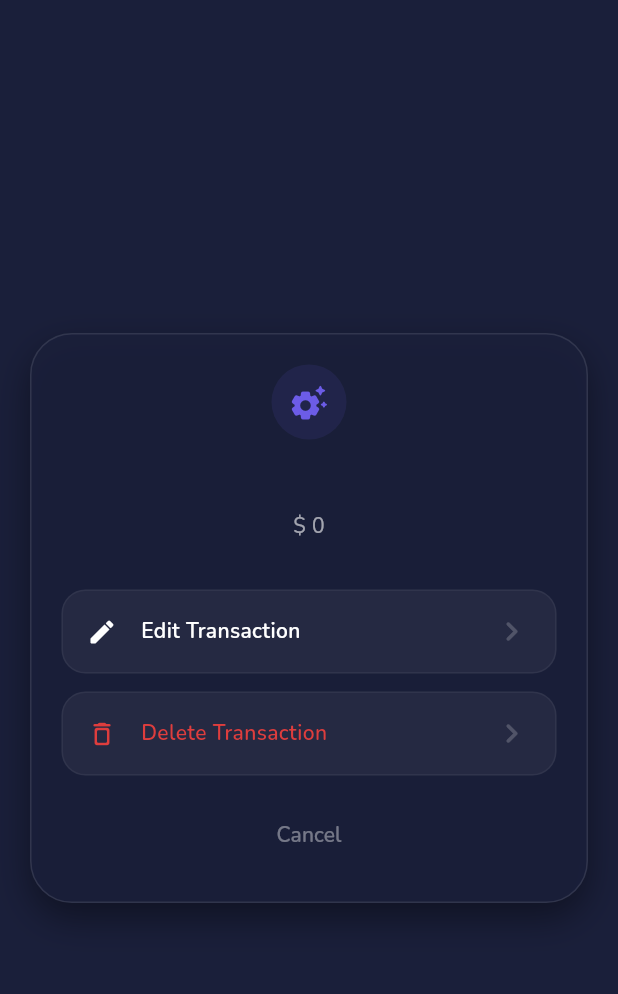
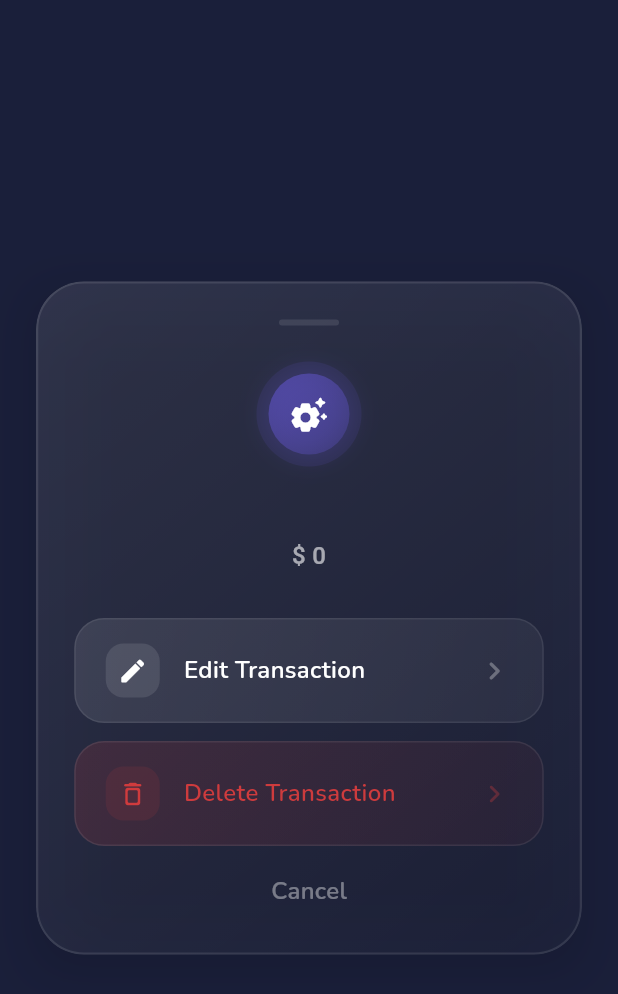
Before and after one commit to ZunairaMughal24/PersonaL_finance_tracker, a Flutter app: the TransactionActionDialog widget shown alone on an empty page, opened directly with empty values, on a phone screen of 412 x 824 dp. Shown: the top 994 px of the screen. Run offline on Flutter 3.47's test engine with Material 3 defaults, Android fonts, the phone set to English and light mode, and no system bars; our stand-ins replace fl_chart, go_router, google_fonts, hive, hive_flutter; accounts and stored records are empty; network calls fail; Roboto replaces fonts that are missing (Geologica).

Commit message:
refine transaction UI and interaction polish

```diff
--- a/lib/core/themes/textTheme_extention.dart
+++ b/lib/core/themes/textTheme_extention.dart
@@ -17,9 +17,16 @@ extension TextThemeExtension on Text {
     overflow: overflow,
   );
 
-  Text h2({Color? color, FontWeight weight = FontWeight.w700}) => Text(
+  Text h2({
+    Color? color,
+    FontWeight weight = FontWeight.w700,
+    double? fontSize,
+  }) => Text(
     data!,
-    style: AppTextTheme.h2(color: color, weight: weight),
+    style: AppTextTheme.h2(
+      color: color,
+      weight: weight,
+    ).copyWith(fontSize: fontSize),
     textAlign: textAlign,
     maxLines: maxLines,
     overflow: overflow,
@@ -65,9 +72,18 @@ extension TextThemeExtension on Text {
     overflow: overflow,
   );
 
-  Text labelLarge({Color? color, FontWeight weight = FontWeight.w500}) => Text(
+  Text labelLarge({
+    Color? color,
+    FontWeight weight = FontWeight.w500,
+    double? fontSize,
+    double? letterSpacing,
+  }) => Text(
     data!,
-    style: AppTextTheme.body(color: color, weight: weight, fontSize: 14),
+    style: AppTextTheme.body(
+      color: color,
+      weight: weight,
+      fontSize: fontSize ?? 14,
+    ).copyWith(letterSpacing: letterSpacing),
     textAlign: textAlign,
     maxLines: maxLines,
     overflow: overflow,
--- a/lib/widgets/app_background.dart
+++ b/lib/widgets/app_background.dart
@@ -185,6 +185,21 @@ class AppBackground extends StatelessWidget {
             ),
           ),
         ),
+        // Add subtle premium accents
+        Positioned(
+          top: -50,
+          left: -50,
+          child: _GlowBlob(
+            color: AppColors.primaryColor,
+            opacity: 0.15,
+            blur: 150,
+          ),
+        ),
+        Positioned(
+          bottom: 100,
+          right: -80,
+          child: _GlowBlob(color: AppColors.accent, opacity: 0.07, blur: 120),
+        ),
       ],
     );
   }
--- a/lib/widgets/transaction/transaction_action_dialog.dart
+++ b/lib/widgets/transaction/transaction_action_dialog.dart
@@ -3,6 +3,7 @@ import 'package:flutter/material.dart';
 import 'package:personal_finance_tracker/core/constants/appColors.dart';
 import 'package:personal_finance_tracker/core/utils/currency_utils.dart';
 import 'package:personal_finance_tracker/core/themes/textTheme_extention.dart';
+import 'package:personal_finance_tracker/widgets/glass_container.dart';
 
 class TransactionActionDialog extends StatelessWidget {
   final VoidCallback onEdit;
@@ -21,54 +22,91 @@ class TransactionActionDialog extends StatelessWidget {
   @override
   Widget build(BuildContext context) {
     return BackdropFilter(
-      filter: ImageFilter.blur(sigmaX: 10, sigmaY: 10),
+      filter: ImageFilter.blur(sigmaX: 12, sigmaY: 12),
       child: Dialog(
         backgroundColor: Colors.transparent,
-        insetPadding: const EdgeInsets.symmetric(horizontal: 20),
-        child: Container(
-          padding: const EdgeInsets.all(20),
-          decoration: BoxDecoration(
-            color: AppColors.surface.withOpacity(0.9),
-            borderRadius: BorderRadius.circular(28),
-            border: Border.all(
-              color: AppColors.white.withOpacity(0.1),
-              width: 1,
-            ),
-            boxShadow: [
-              BoxShadow(
-                color: Colors.black.withOpacity(0.4),
-                blurRadius: 20,
-                offset: const Offset(0, 10),
-              ),
-            ],
-          ),
+        insetPadding: const EdgeInsets.symmetric(horizontal: 24),
+        child: GlassContainer(
+          borderRadius: 32,
+          blur: 25,
+          borderOpacity: 0.1,
+          padding: const EdgeInsets.all(24),
           child: Column(
             mainAxisSize: MainAxisSize.min,
             children: [
+              // Pull handle-like indicator for modern feel
               Container(
-                width: 50,
-                height: 50,
+                width: 40,
+                height: 4,
+                decoration: BoxDecoration(
+                  color: Colors.white.withOpacity(0.1),
+                  borderRadius: BorderRadius.circular(2),
+                ),
+              ),
+              const SizedBox(height: 24),
+
+              // Icon Cluster
+              Stack(
+                alignment: Alignment.center,
+                children: [
+                  Container(
+                    width: 70,
+                    height: 70,
                     decoration: BoxDecoration(
                       color: AppColors.primaryColor.withOpacity(0.1),
                       shape: BoxShape.circle,
                     ),
+                  ),
+                  Container(
+                    width: 54,
+                    height: 54,
+                    decoration: BoxDecoration(
+                      gradient: LinearGradient(
+                        colors: [
+                          AppColors.primaryColor.withOpacity(0.5),
+                          AppColors.primaryColor.withOpacity(0.2),
+                        ],
+                        begin: Alignment.topLeft,
+                        end: Alignment.bottomRight,
+                      ),
+                      shape: BoxShape.circle,
+                      boxShadow: [
+                        BoxShadow(
+                          color: AppColors.primaryColor.withOpacity(0.2),
+                          blurRadius: 15,
+                          spreadRadius: 2,
+                        ),
+                      ],
+                    ),
                     child: const Icon(
                       Icons.settings_suggest_rounded,
-                  color: AppColors.primaryColor,
+                      color: Colors.white,
                       size: 28,
                     ),
                   ),
+                ],
+              ),
               const SizedBox(height: 20),
-              Text(category).h2(color: Colors.white, weight: FontWeight.bold),
+
+              Text(
+                category,
+              ).h2(color: Colors.white, weight: FontWeight.bold, fontSize: 22),
               const SizedBox(height: 4),
-              Text(
-                CurrencyUtils.formatAmount(amount, "USD"),
-              ).bodyMedium(color: AppColors.white.withOpacity(0.6)),
+              Text(CurrencyUtils.formatAmount(amount, "USD")).mono(
+                color: AppColors.white.withOpacity(0.6),
+                fontSize: 16,
+                weight: FontWeight.w500,
+              ),
               const SizedBox(height: 32),
+
               _buildActionButton(
                 label: "Edit Transaction",
                 icon: Icons.edit_rounded,
                 color: Colors.white,
+                gradientColors: [
+                  Colors.white.withOpacity(0.1),
+                  Colors.white.withOpacity(0.05),
+                ],
                 onPressed: () {
                   Navigator.pop(context);
                   onEdit();
@@ -78,18 +116,30 @@ class TransactionActionDialog extends StatelessWidget {
               _buildActionButton(
                 label: "Delete Transaction",
                 icon: Icons.delete_outline_rounded,
-                color: AppColors.red,
+                color: AppColors.red.withOpacity(0.9),
+                gradientColors: [
+                  AppColors.red.withOpacity(0.15),
+                  AppColors.red.withOpacity(0.05),
+                ],
                 onPressed: () {
                   Navigator.pop(context);
                   onDelete();
                 },
               ),
-              const SizedBox(height: 16),
-              TextButton(
-                onPressed: () => Navigator.pop(context),
-                child: const Text("Cancel").labelLarge(
+              const SizedBox(height: 12),
+
+              GestureDetector(
+                onTap: () => Navigator.pop(context),
+                child: Container(
+                  padding: const EdgeInsets.symmetric(
+                    vertical: 8,
+                    horizontal: 16,
+                  ),
+                  child: Text("Cancel").h4(
                     color: AppColors.white.withOpacity(0.4),
-                  weight: FontWeight.w500,
+                    weight: FontWeight.w600,
+                    // letterSpacing: 1.2,
+                  ),
                 ),
               ),
             ],
@@ -103,33 +153,44 @@ class TransactionActionDialog extends StatelessWidget {
     required String label,
     required IconData icon,
     required Color color,
+    required List<Color> gradientColors,
     required VoidCallback onPressed,
   }) {
     return Material(
       color: Colors.transparent,
       child: InkWell(
         onTap: onPressed,
-        borderRadius: BorderRadius.circular(16),
+        borderRadius: BorderRadius.circular(20),
         child: Container(
-          padding: const EdgeInsets.symmetric(vertical: 14, horizontal: 16),
+          padding: const EdgeInsets.symmetric(vertical: 16, horizontal: 20),
           decoration: BoxDecoration(
-            color: AppColors.white.withOpacity(0.05),
-            borderRadius: BorderRadius.circular(16),
-            border: Border.all(
-              color: AppColors.white.withOpacity(0.05),
-              width: 1,
+            gradient: LinearGradient(
+              colors: gradientColors,
+              begin: Alignment.topLeft,
+              end: Alignment.bottomRight,
             ),
+            borderRadius: BorderRadius.circular(20),
+            border: Border.all(color: Colors.white.withOpacity(0.08), width: 1),
           ),
           child: Row(
             children: [
-              Icon(icon, color: color, size: 20),
+              Container(
+                padding: const EdgeInsets.all(8),
+                decoration: BoxDecoration(
+                  color: color.withOpacity(0.1),
+                  borderRadius: BorderRadius.circular(12),
+                ),
+                child: Icon(icon, color: color, size: 20),
+              ),
               const SizedBox(width: 16),
-              Text(label).labelLarge(color: color, weight: FontWeight.w600),
+              Text(
+                label,
+              ).labelLarge(color: color, weight: FontWeight.w600, fontSize: 16),
               const Spacer(),
               Icon(
                 Icons.chevron_right_rounded,
-                color: AppColors.white.withOpacity(0.2),
-                size: 26,
+                color: color.withOpacity(0.3),
+                size: 24,
               ),
             ],
           ),
```
Lines whose indentation alone changed are shown as unchanged.
